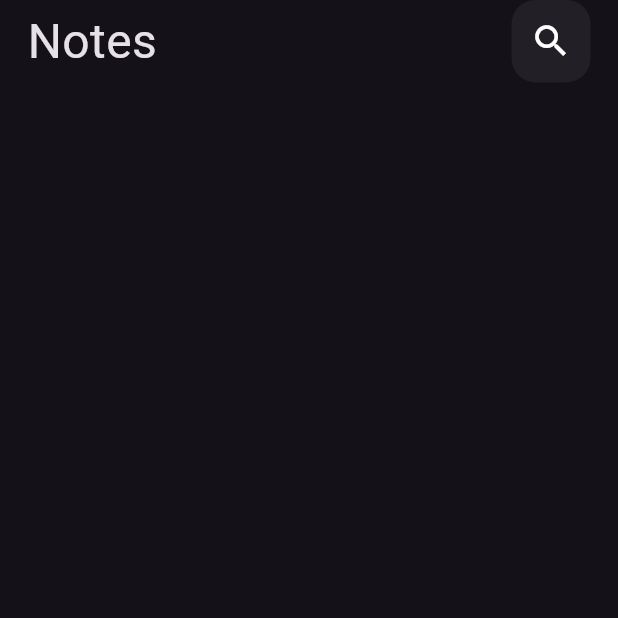
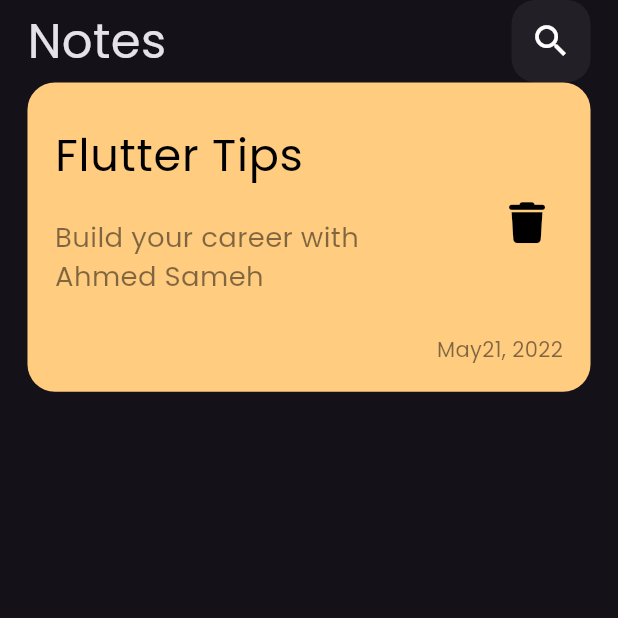
Before and after one commit to a7mmedsameh/notes_app, a Flutter app: the screen it shows after launch, on a phone screen of 412 x 824 dp, the top half of it. Run offline on Flutter 3.47's test engine with Material 3 defaults, Android fonts, the phone set to English and light mode, and no system bars; our stand-ins replace flutter_screenutil, font_awesome_flutter.

Commit message:
create custom note item

```diff
--- a/lib/main.dart
+++ b/lib/main.dart
@@ -5,23 +5,26 @@ import 'package:project_12/views/notes_view.dart';
 void main() {
   runApp(const NotesApp());
 }
+
 class NotesApp extends StatelessWidget {
   const NotesApp({super.key});
 
   @override
   Widget build(BuildContext context) {
     return ScreenUtilInit(
-            designSize: const Size(360, 690),
+      designSize: const Size(360, 690),
       minTextAdapt: true,
       splitScreenMode: true,
-         builder: (context , child) {
-          return MaterialApp(
-        debugShowCheckedModeBanner: false,
-        theme: ThemeData.dark(),
-        home: const NotesView(),
-      );
-         }
-
+      builder: (context, child) {
+        return MaterialApp(
+          debugShowCheckedModeBanner: false,
+          theme: ThemeData(
+            brightness: Brightness.dark,
+            fontFamily: 'Poppins'
+          ),
+          home: const NotesView(),
+        );
+      },
     );
   }
 }
--- /dev/null
+++ b/lib/views/widgets/custom_note_item.dart
@@ -0,0 +1,52 @@
+import 'package:flutter/material.dart';
+import 'package:flutter_screenutil/flutter_screenutil.dart';
+import 'package:font_awesome_flutter/font_awesome_flutter.dart';
+
+class CustomNoteItem extends StatelessWidget {
+  const CustomNoteItem({super.key});
+
+  @override
+  Widget build(BuildContext context) {
+    return Container(
+      padding: EdgeInsets.all(16.r),
+      decoration: BoxDecoration(
+        color: const Color(0xffFFCC80),
+        borderRadius: BorderRadius.circular(16.r),
+      ),
+      child: Column(
+        crossAxisAlignment: CrossAxisAlignment.end,
+        children: [
+          ListTile(
+            contentPadding: const EdgeInsets.all(0),
+            title: Text(
+              'Flutter Tips',
+              style: TextStyle(color: Colors.black, fontSize: 26.sp),
+            ),
+            subtitle: Padding(
+              padding: EdgeInsets.symmetric(vertical: 16.r),
+              child: Text(
+                'Build your career with Ahmed Sameh',
+                style: TextStyle(
+                  color: Colors.black.withOpacity(.5),
+                  fontSize: 16.sp,
+                ),
+              ),
+            ),
+            trailing: IconButton(
+              onPressed: () {},
+              icon: Icon(
+                FontAwesomeIcons.trash,
+                color: Colors.black,
+                size: 24.sp,
+              ),
+            ),
+          ),
+          Text(
+            'May21, 2022',
+            style: TextStyle(color: Colors.black.withOpacity(.5)),
+          ),
+        ],
+      ),
+    );
+  }
+}
--- a/lib/views/widgets/notes_app_body.dart
+++ b/lib/views/widgets/notes_app_body.dart
@@ -1,20 +1,16 @@
-
 import 'package:flutter/material.dart';
 import 'package:flutter_screenutil/flutter_screenutil.dart';
 import 'package:project_12/views/widgets/custom_appbar.dart';
+import 'package:project_12/views/widgets/custom_note_item.dart';
 
 class NotesViewBody extends StatelessWidget {
   const NotesViewBody({super.key});
 
   @override
   Widget build(BuildContext context) {
-    return  Padding(
+    return Padding(
       padding: EdgeInsets.symmetric(horizontal: 16.r),
-      child: const Column(
-        children: [
-          CustomAppbar(),
-        ],
-      ),
+      child: const Column(children: [CustomAppbar(), CustomNoteItem()]),
     );
   }
 }
```
Also changed, not shown: pubspec.yaml (+5 -11 lines), assets/fonts/Poppins-Regular.ttf (added), pubspec.lock.
